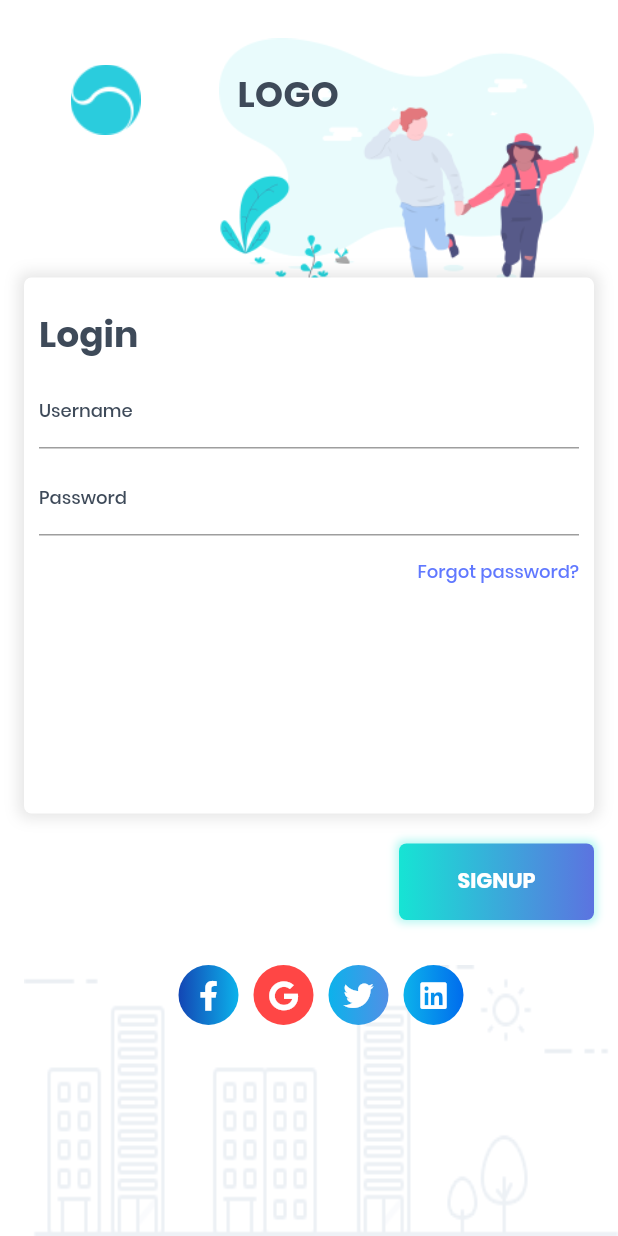
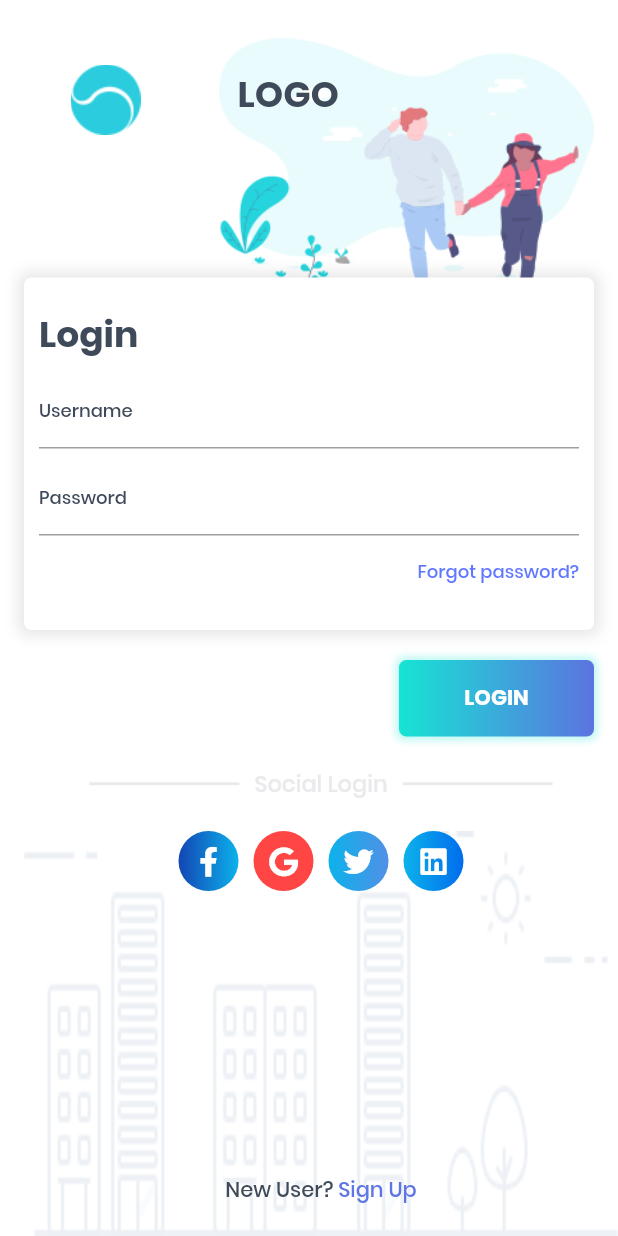
Before and after one commit to follow2vivek/FlutterBlog, a Flutter app: the screen it shows after launch, on a phone screen of 412 x 824 dp. Run offline on Flutter 3.47's test engine with Material 2 defaults, Android fonts, the phone set to English and light mode, and no system bars; our stand-ins replace font_awesome_flutter.

Commit message:
ui done, know bug remains to fix.

```diff
--- a/flutter_uplab_login_ui/lib/screen/login_screen.dart
+++ b/flutter_uplab_login_ui/lib/screen/login_screen.dart
@@ -3,7 +3,6 @@ import 'package:flutter_uplab_login_ui/util/color.dart';
 import 'package:flutter_uplab_login_ui/widget/header_logo.dart';
 import 'package:flutter_uplab_login_ui/widget/login.dart';
 import 'package:flutter_uplab_login_ui/widget/social.dart';
-import 'package:font_awesome_flutter/font_awesome_flutter.dart';
 
 class LoginScreen extends StatelessWidget {
   @override
@@ -14,9 +13,7 @@ class LoginScreen extends StatelessWidget {
         padding: EdgeInsets.only(left: 16),
         child: Column(
           children: <Widget>[
-            Expanded(
-              flex: 3,
-              child: Padding(
+            Padding(
               padding: EdgeInsets.only(right: 16),
               child: Stack(
                 fit: StackFit.loose,
@@ -27,7 +24,6 @@ class LoginScreen extends StatelessWidget {
                   ),
                   Login()
                 ],
-                ),
               ),
             ),
             Padding(
@@ -58,7 +54,7 @@ class LoginScreen extends StatelessWidget {
                   ),
                   child: Center(
                     child: Text(
-                      'SIGNUP',
+                      'LOGIN',
                       style: TextStyle(
                         color: Colors.white,
                         fontFamily: 'Bold',
@@ -70,7 +66,39 @@ class LoginScreen extends StatelessWidget {
               ),
             ),
             SizedBox(
-              height: 30,
+              height: 20,
+            ),
+            Row(
+              mainAxisAlignment: MainAxisAlignment.center,
+              children: <Widget>[
+                Container(
+                  color: Color(0xffe9eaec),
+                  height: 2,
+                  width: 100,
+                ),
+                SizedBox(
+                  width: 10,
+                ),
+                Text(
+                  'Social Login',
+                  style: TextStyle(
+                    fontFamily: 'Medium',
+                    fontSize: 15,
+                    color: Color(0xffe9eaec),
+                  ),
+                ),
+                SizedBox(
+                  width: 10,
+                ),
+                Container(
+                  width: 100,
+                  color: Color(0xffe9eaec),
+                  height: 2,
+                )
+              ],
+            ),
+            SizedBox(
+              height: 20,
             ),
             Expanded(
               flex: 1,
@@ -85,7 +113,31 @@ class LoginScreen extends StatelessWidget {
                   Align(
                     alignment: Alignment.topCenter,
                     child: Social(),
-                  )
+                  ),
+                  Padding(
+                    padding: const EdgeInsets.only(bottom: 20),
+                    child: Align(
+                      alignment: Alignment.bottomCenter,
+                      child: RichText(
+                        text: TextSpan(
+                          text: 'New User?',
+                          style: TextStyle(
+                              fontFamily: 'Medium',
+                              fontSize: 14,
+                              color: Color(0xff3f4b5a)),
+                          children: [
+                            TextSpan(
+                              text: ' Sign Up',
+                              style: TextStyle(
+                                  fontFamily: 'Medium',
+                                  fontSize: 14,
+                                  color: Color(0xff5e75e4)),
+                            ),
+                          ],
+                        ),
+                      ),
+                    ),
+                  ),
                 ],
               ),
             )
```
Lines whose indentation alone changed are shown as unchanged.
